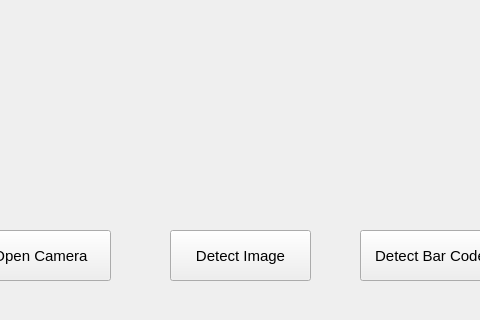
Before: the Qt Designer form widget.ui in ModelQuantification/barCodeDetector, drawn with Qt 5; both pictures show x 90 to 570 and y 400 to 720 of the 1280 by 720 pixel window.
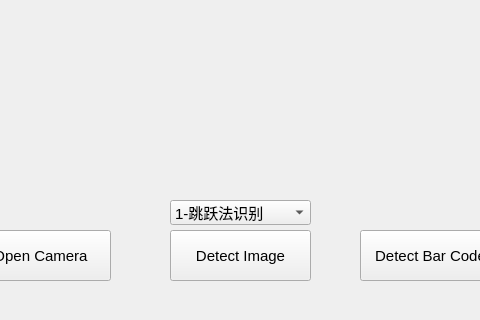
After: the same form once the commit is applied.

```diff
--- a/widget.ui
+++ b/widget.ui
@@ -101,6 +101,26 @@
     <string/>
    </property>
   </widget>
+  <widget class="QComboBox" name="comboBox">
+   <property name="geometry">
+    <rect>
+     <x>260</x>
+     <y>600</y>
+     <width>141</width>
+     <height>25</height>
+    </rect>
+   </property>
+   <item>
+    <property name="text">
+     <string>1-跳跃法识别</string>
+    </property>
+   </item>
+   <item>
+    <property name="text">
+     <string>2-双边宽度比识别</string>
+    </property>
+   </item>
+  </widget>
  </widget>
  <resources/>
  <connections/>
```
